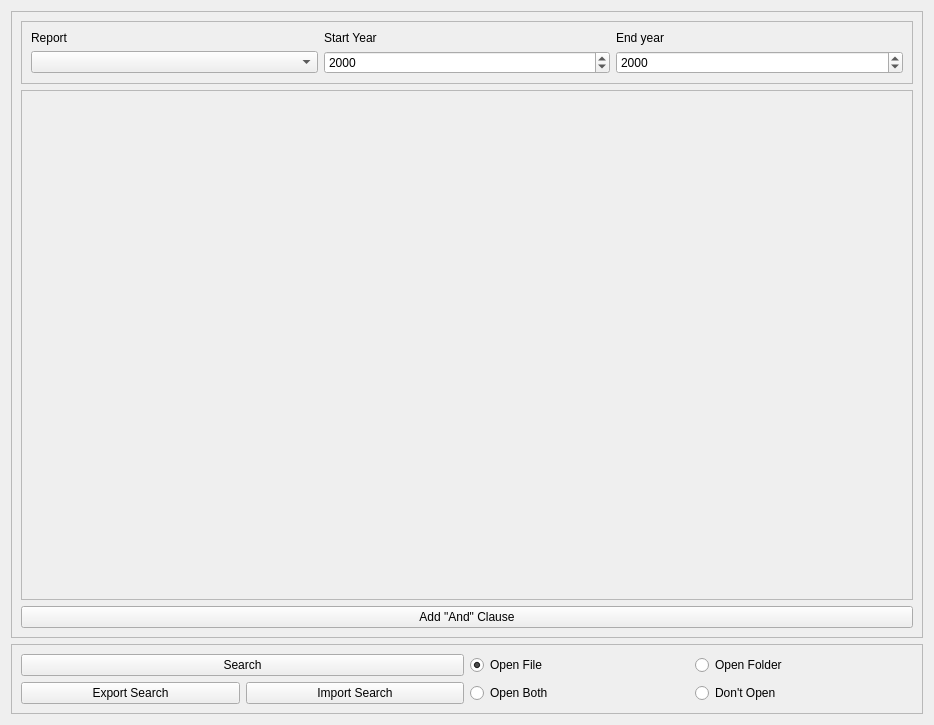
Old version of the form ui/SearchTab.ui in the repository CS-4820-Library-Project/COUNTER-5-Report-Tool-2020-5.0.
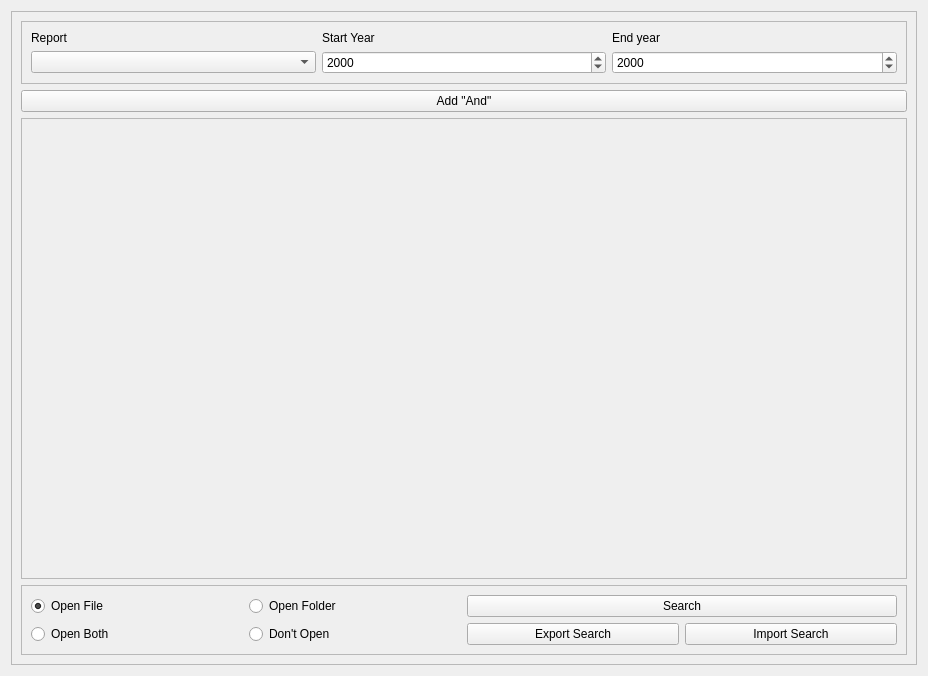
New version of the form. Icons and pictures are not drawn.

Commit message: cleaned up Search UI a bit, moved LIKE/NOT LIKE to top of comparisons

What changed in the file:
```diff
--- a/ui/SearchTab.ui
+++ b/ui/SearchTab.ui
@@ -6,8 +6,8 @@
    <rect>
     <x>0</x>
     <y>0</y>
-    <width>934</width>
-    <height>725</height>
+    <width>928</width>
+    <height>676</height>
    </rect>
   </property>
   <property name="windowTitle">
@@ -86,6 +86,19 @@
         </layout>
        </widget>
       </item>
+      <item>
+       <widget class="QPushButton" name="search_add_and_button">
+        <property name="sizePolicy">
+         <sizepolicy hsizetype="Minimum" vsizetype="Minimum">
+          <horstretch>0</horstretch>
+          <verstretch>0</verstretch>
+         </sizepolicy>
+        </property>
+        <property name="text">
+         <string>Add &quot;And&quot;</string>
+        </property>
+       </widget>
+      </item>
       <item>
        <widget class="QScrollArea" name="search_and_clause_parameters_scrollarea">
         <property name="widgetResizable">
@@ -96,8 +109,8 @@
           <rect>
            <x>0</x>
            <y>0</y>
-           <width>894</width>
-           <height>497</height>
+           <width>836</width>
+           <height>174</height>
           </rect>
          </property>
          <property name="sizePolicy">
@@ -111,22 +124,6 @@
        </widget>
       </item>
       <item>
-       <widget class="QPushButton" name="search_add_and_button">
-        <property name="sizePolicy">
-         <sizepolicy hsizetype="Minimum" vsizetype="Minimum">
-          <horstretch>0</horstretch>
-          <verstretch>0</verstretch>
-         </sizepolicy>
-        </property>
-        <property name="text">
-         <string>Add &quot;And&quot; Clause</string>
-        </property>
-       </widget>
-      </item>
-     </layout>
-    </widget>
-   </item>
-   <item>
     <widget class="QFrame" name="search_control_frame">
      <property name="frameShape">
       <enum>QFrame::StyledPanel</enum>
@@ -135,30 +132,17 @@
       <enum>QFrame::Raised</enum>
      </property>
      <layout class="QGridLayout" name="gridLayout_4">
-      <item row="3" column="2">
-       <widget class="QPushButton" name="search_import_button">
+         <item row="3" column="3">
+          <widget class="QRadioButton" name="open_both_radioButton">
         <property name="text">
-         <string>Import Search</string>
+            <string>Open Both</string>
         </property>
        </widget>
       </item>
-      <item row="2" column="1" colspan="2">
-       <widget class="QPushButton" name="search_button">
-        <property name="sizePolicy">
-         <sizepolicy hsizetype="Minimum" vsizetype="Minimum">
-          <horstretch>0</horstretch>
-          <verstretch>0</verstretch>
-         </sizepolicy>
-        </property>
+         <item row="3" column="4">
+          <widget class="QRadioButton" name="dont_open_radioButton">
         <property name="text">
-         <string>Search</string>
-        </property>
-       </widget>
-      </item>
-      <item row="3" column="1">
-       <widget class="QPushButton" name="search_export_button">
-        <property name="text">
-         <string>Export Search</string>
+            <string>Don't Open</string>
         </property>
        </widget>
       </item>
@@ -179,18 +163,34 @@
         </property>
        </widget>
       </item>
-      <item row="3" column="3">
-       <widget class="QRadioButton" name="open_both_radioButton">
+         <item row="3" column="6">
+          <widget class="QPushButton" name="search_import_button">
         <property name="text">
-         <string>Open Both</string>
+            <string>Import Search</string>
         </property>
        </widget>
       </item>
-      <item row="3" column="4">
-       <widget class="QRadioButton" name="dont_open_radioButton">
+         <item row="3" column="5">
+          <widget class="QPushButton" name="search_export_button">
         <property name="text">
-         <string>Don't Open</string>
-        </property>
+            <string>Export Search</string>
+           </property>
+          </widget>
+         </item>
+         <item row="2" column="5" colspan="2">
+          <widget class="QPushButton" name="search_button">
+           <property name="sizePolicy">
+            <sizepolicy hsizetype="Minimum" vsizetype="Minimum">
+             <horstretch>0</horstretch>
+             <verstretch>0</verstretch>
+            </sizepolicy>
+           </property>
+           <property name="text">
+            <string>Search</string>
+           </property>
+          </widget>
+         </item>
+        </layout>
        </widget>
       </item>
      </layout>
```
Left out of the diff: 2 changed lines with no effect on the pictures. Lines whose indentation alone changed are shown as unchanged. The commit also changes 6 other files.
